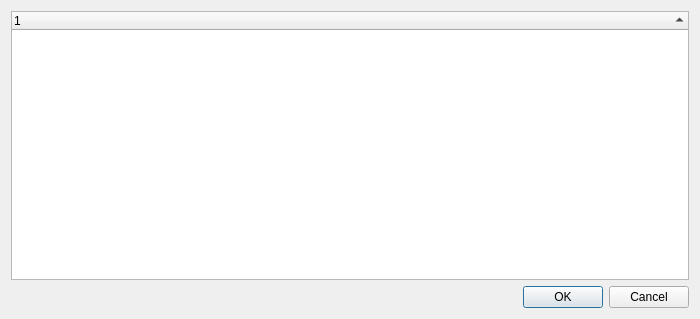
First picture: the form in u7/DialogChoosePreset.ui, repository whiteman-kr/u7set, before the edit.
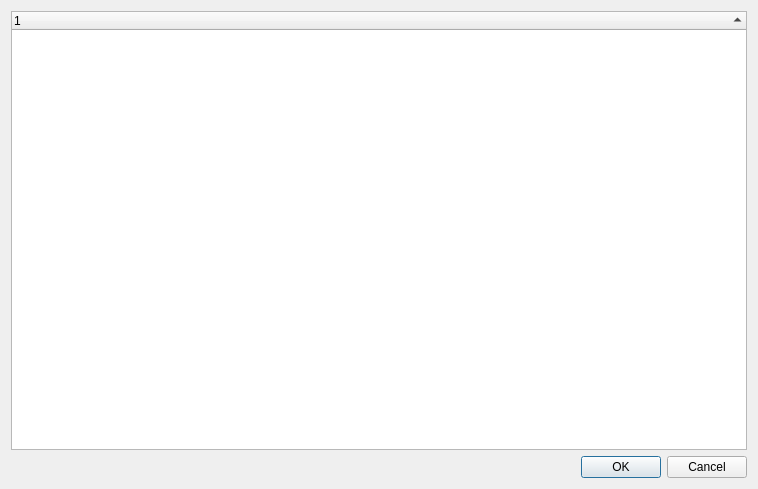
Second picture: the form after the edit.

Commit message: RPCT-2560, ide: Show preset certificates on dialog ChooseFromPreset

```diff
--- a/u7/DialogChoosePreset.ui
+++ b/u7/DialogChoosePreset.ui
@@ -6,8 +6,8 @@
    <rect>
     <x>0</x>
     <y>0</y>
-    <width>700</width>
-    <height>319</height>
+    <width>758</width>
+    <height>489</height>
    </rect>
   </property>
   <property name="windowTitle">
```
The commit also changes 3 other files.
